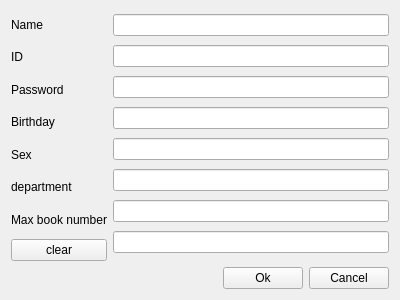
Old version of the form sourcecode/modifyreader.ui in the repository LiuzhouChan/database-Project-with-QT.
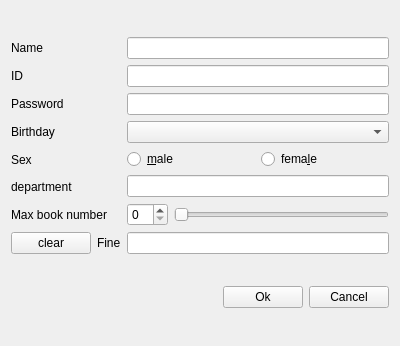
New version of the form. Custom widgets are drawn as their Qt base class.

Patch:
```diff
--- a/sourcecode/modifyreader.ui
+++ b/sourcecode/modifyreader.ui
@@ -7,7 +7,7 @@
     <x>0</x>
     <y>0</y>
     <width>400</width>
-    <height>300</height>
+    <height>346</height>
    </rect>
   </property>
   <property name="windowTitle">
@@ -68,11 +68,22 @@
         </widget>
        </item>
        <item>
-        <widget class="QPushButton" name="pushButton">
-         <property name="text">
-          <string>clear</string>
-         </property>
-        </widget>
+        <layout class="QHBoxLayout" name="horizontalLayout_5">
+         <item>
+          <widget class="QPushButton" name="pushButton">
+           <property name="text">
+            <string>clear</string>
+           </property>
+          </widget>
+         </item>
+         <item>
+          <widget class="QLabel" name="label_8">
+           <property name="text">
+            <string>Fine</string>
+           </property>
+          </widget>
+         </item>
+        </layout>
        </item>
       </layout>
      </item>
@@ -94,24 +105,34 @@
        </item>
        <item>
         <widget class="QLineEdit" name="lineEdit_3">
+         <property name="echoMode">
+          <enum>QLineEdit::Password</enum>
+         </property>
          <property name="readOnly">
           <bool>false</bool>
          </property>
         </widget>
        </item>
        <item>
-        <widget class="QLineEdit" name="lineEdit_4">
-         <property name="readOnly">
-          <bool>false</bool>
-         </property>
-        </widget>
+        <widget class="KDateComboBox" name="kdatecombobox"/>
        </item>
        <item>
-        <widget class="QLineEdit" name="lineEdit_5">
-         <property name="readOnly">
-          <bool>false</bool>
-         </property>
-        </widget>
+        <layout class="QHBoxLayout" name="horizontalLayout_4">
+         <item>
+          <widget class="QRadioButton" name="radioButton">
+           <property name="text">
+            <string>&amp;male</string>
+           </property>
+          </widget>
+         </item>
+         <item>
+          <widget class="QRadioButton" name="radioButton_2">
+           <property name="text">
+            <string>fema&amp;le</string>
+           </property>
+          </widget>
+         </item>
+        </layout>
        </item>
        <item>
         <widget class="QLineEdit" name="lineEdit_6">
@@ -121,13 +142,32 @@
         </widget>
        </item>
        <item>
-        <widget class="QLineEdit" name="lineEdit_7"/>
+        <layout class="QHBoxLayout" name="horizontalLayout_3">
+         <item>
+          <widget class="QSpinBox" name="spinBox">
+           <property name="maximum">
+            <number>30</number>
+           </property>
+          </widget>
+         </item>
+         <item>
+          <widget class="QSlider" name="horizontalSlider">
+           <property name="maximum">
+            <number>30</number>
+           </property>
+           <property name="orientation">
+            <enum>Qt::Horizontal</enum>
+           </property>
+          </widget>
+         </item>
+        </layout>
        </item>
        <item>
-        <widget class="QLineEdit" name="lineEdit_8"/>
-       </item>
-       <item>
-        <layout class="QHBoxLayout" name="horizontalLayout_3"/>
+        <widget class="QLineEdit" name="lineEdit_8">
+         <property name="readOnly">
+          <bool>true</bool>
+         </property>
+        </widget>
        </item>
       </layout>
      </item>
@@ -166,6 +206,13 @@
    </item>
   </layout>
  </widget>
+ <customwidgets>
+  <customwidget>
+   <class>KDateComboBox</class>
+   <extends>QComboBox</extends>
+   <header>kdatecombobox.h</header>
+  </customwidget>
+ </customwidgets>
  <resources/>
  <connections/>
 </ui>
```
Left out of the diff: 35 changed lines with no effect on the pictures.
